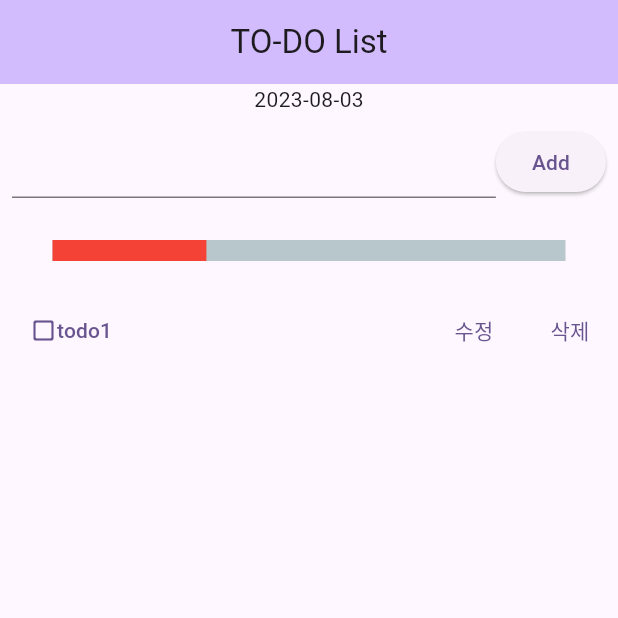
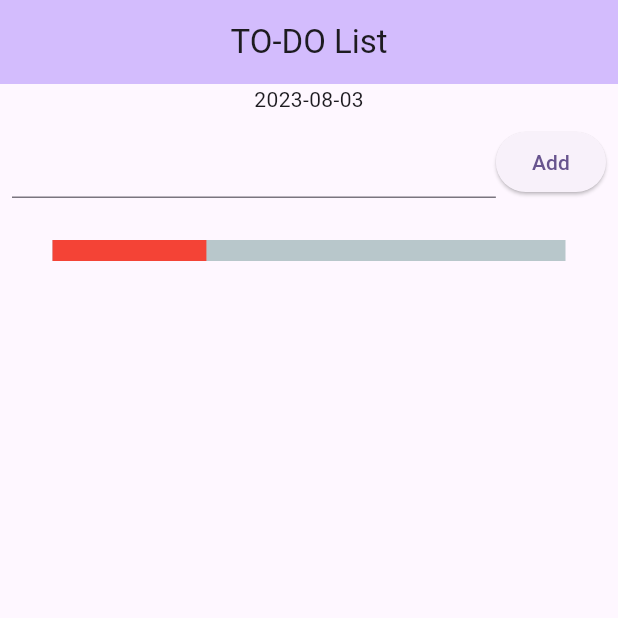
Before and after one commit to Su1000e/flutter_todo_list_class, a Flutter app: the screen it shows after launch, after a tap on "Add", on a phone screen of 412 x 824 dp, the top half of it. Run offline on Flutter 3.47's test engine with Material 2 defaults, Android fonts, the phone set to English and light mode, and no system bars; drawn by our look-alikes of percent_indicator.

Commit message:
수정 및 삭제

```diff
--- a/lib/main.dart
+++ b/lib/main.dart
@@ -3,6 +3,7 @@ import 'package:flutter/material.dart';
 import 'package:intl/intl.dart';
 
 import 'package:percent_indicator/linear_percent_indicator.dart';
+import 'package:todolist/task.dart';
 
 void main() {
   runApp(const MyApp());
@@ -10,7 +11,6 @@ void main() {
 
 class MyApp extends StatelessWidget {
   const MyApp({super.key});
-
   @override
   Widget build(BuildContext context) {
     return MaterialApp(
@@ -35,16 +35,13 @@ class MyHomePage extends StatefulWidget {
 
 class _MyHomePageState extends State<MyHomePage> {
   final _textController = TextEditingController();
+  List<Task> tasks = [];
 
   String getToday() {
     DateTime now = DateTime.now();
-
     String strToday;
-
     DateFormat formatter = DateFormat('yyyy-MM-dd');
-
     strToday = formatter.format(now);
-
     return strToday;
   }
 
@@ -71,7 +68,17 @@ class _MyHomePageState extends State<MyHomePage> {
                     ),
                   ),
                   ElevatedButton(
-                    onPressed: () {},
+                    onPressed: () {
+                      if (_textController.text == '') {
+                        return;
+                      } else {
+                        setState(() {
+                          var task = Task(_textController.text);
+                          tasks.add(task);
+                          _textController.clear();
+                        });
+                      }
+                    },
                     child: const Text("Add"),
                   )
                 ],
@@ -90,6 +97,7 @@ class _MyHomePageState extends State<MyHomePage> {
                 ],
               ),
             ),
+            for (var i = 0; i < tasks.length; i++)
               Row(
                 children: [
                   Flexible(
@@ -100,12 +108,12 @@ class _MyHomePageState extends State<MyHomePage> {
                         ),
                       ),
                       onPressed: () {},
-                    child: const Padding(
-                      padding: EdgeInsets.all(8.0),
+                      child: Padding(
+                        padding: const EdgeInsets.all(8.0),
                         child: Row(
                           children: [
-                          Icon(Icons.check_box_outline_blank_rounded),
-                          Text("todo1"),
+                            const Icon(Icons.check_box_outline_blank_rounded),
+                            Text(tasks[i].work),
                           ],
                         ),
                       ),
@@ -116,7 +124,12 @@ class _MyHomePageState extends State<MyHomePage> {
                     child: const Text("수정"),
                   ),
                   TextButton(
-                  onPressed: () {},
+                    onPressed: () {
+                      setState(() {
+                        // setState로 렌더링에 바로 적용
+                        tasks.remove(tasks[i]);
+                      });
+                    },
                     child: const Text("삭제"),
                   ),
                 ],
--- /dev/null
+++ b/lib/task.dart
@@ -0,0 +1,6 @@
+class Task {
+  String work;
+  bool isComplete;
+
+  Task(this.work) : isComplete = false;
+}
```
Lines whose indentation alone changed are shown as unchanged.
